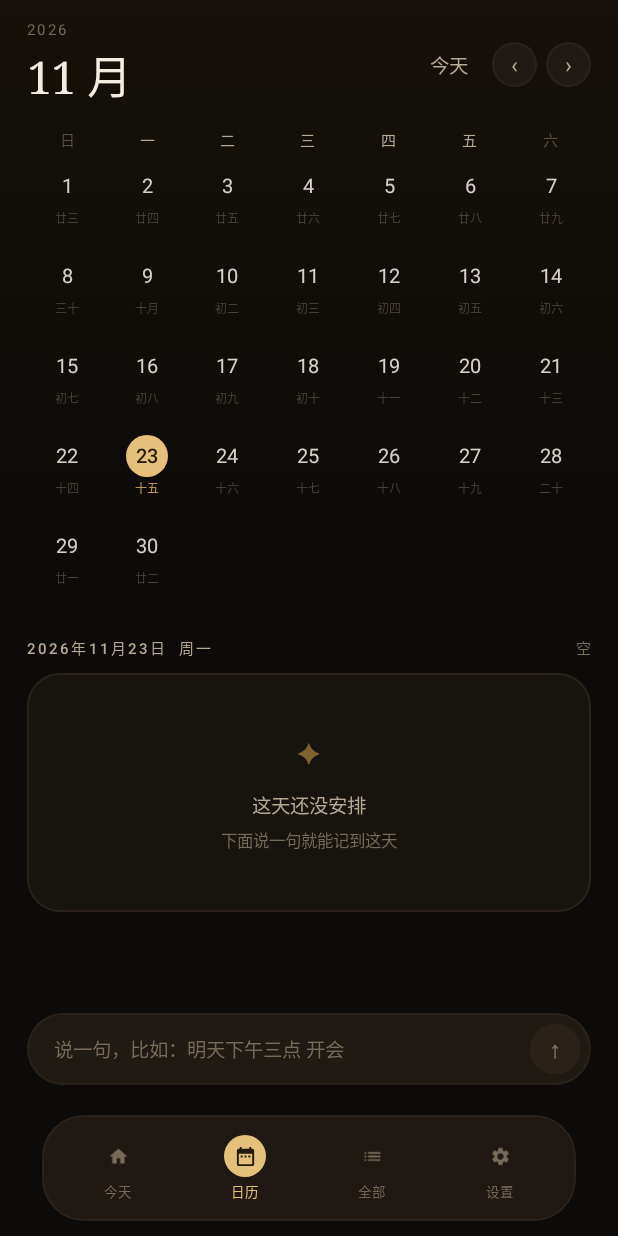
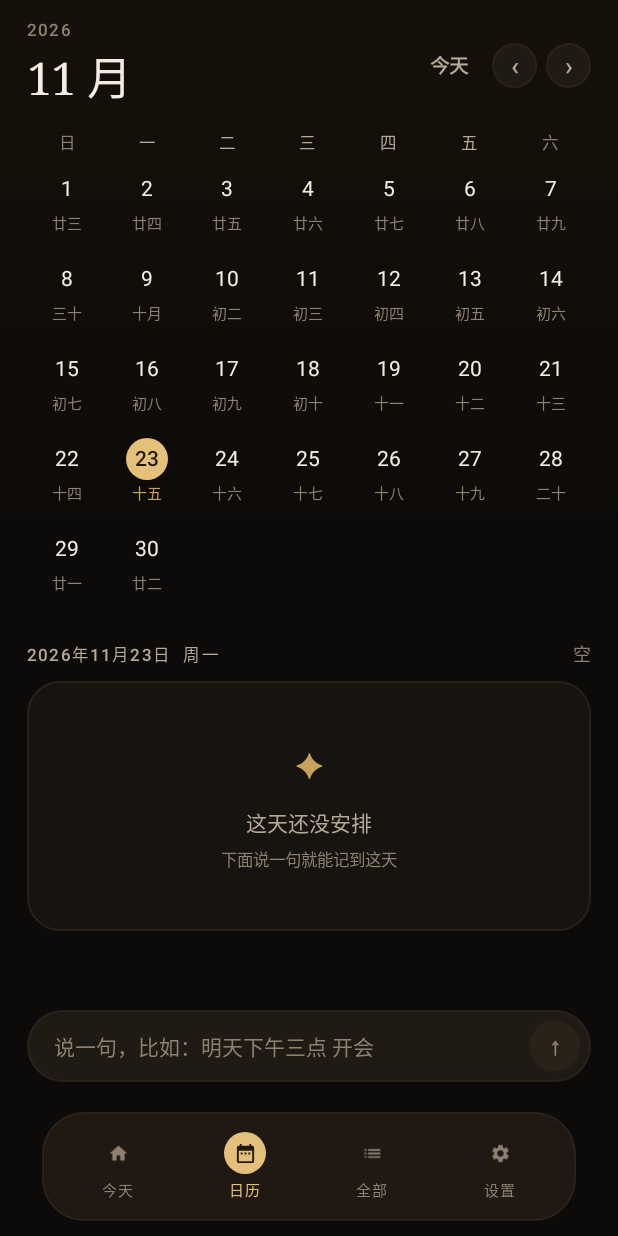
Before and after one commit to nimingzhe-ding/RecordEverything, an Android app built with Jetpack Compose: the screen it shows after launch (MainActivity), after a tap on "日历", on a phone screen of 412 x 824 dp. Run offline under Robolectric (Android 15) with nearby library versions, the phone set to English and light mode, and no system bars; 3 other taps on this screen came first.

Commit message:
2.1 可读性：字号收敛到 Type 尺度，弱色过 WCAG AA
- TextDim 由 #776B5A 提到 #8E8170：对比度 3.77/3.55/3.31 -> 5.17/4.86/4.53，三处全过 4.5:1
- 新增 Palette.Stroke #756656：勾选圈等控件边界从 1.2:1 提到 3.55/3.34/3.11，过 WCAG 1.4.11 的 3:1
- 字号从散落的 18 种收敛到 object Type 的 13 档，代码里不再写裸 fontSize
- 去掉全部文字色的 alpha 稀释（农历 8sp+55% 透明时对比度仅约 1.9:1）
- 分区标题 10sp -> 11sp、农历 8sp -> 10sp、底部导航 9sp -> 10sp
- 单测 10 例仍全绿

```diff
--- a/app/build.gradle.kts
+++ b/app/build.gradle.kts
@@ -11,8 +11,8 @@ android {
         applicationId = "me.nimingzhe.recordeverything"
         minSdk = 24
         targetSdk = 34
-        versionCode = 3
-        versionName = "2.0.0"
+        versionCode = 4
+        versionName = "2.1.0"
         vectorDrawables { useSupportLibrary = true }
     }
 
--- a/app/src/main/java/me/nimingzhe/recordeverything/MainActivity.kt
+++ b/app/src/main/java/me/nimingzhe/recordeverything/MainActivity.kt
@@ -46,7 +46,6 @@ import androidx.compose.ui.graphics.Brush
 import androidx.compose.ui.graphics.Color
 import androidx.compose.ui.text.font.FontWeight
 import androidx.compose.ui.unit.dp
-import androidx.compose.ui.unit.sp
 import androidx.lifecycle.viewmodel.compose.viewModel
 import me.nimingzhe.recordeverything.data.Todo
 import me.nimingzhe.recordeverything.ui.AllScreen
@@ -59,6 +58,7 @@ import me.nimingzhe.recordeverything.ui.RecordEverythingTheme
 import me.nimingzhe.recordeverything.ui.SettingsScreen
 import me.nimingzhe.recordeverything.ui.Tab
 import me.nimingzhe.recordeverything.ui.TodayScreen
+import me.nimingzhe.recordeverything.ui.Type
 
 class MainActivity : ComponentActivity() {
     override fun onCreate(savedInstanceState: Bundle?) {
@@ -233,9 +233,8 @@ private fun BottomPill(current: Tab, onSelect: (Tab) -> Unit) {
                     Text(
                         item.label,
                         color = if (selected) Palette.Gold else Palette.TextDim,
-                        fontSize = 9.sp,
-                        fontWeight = if (selected) FontWeight.Medium else FontWeight.Normal,
-                        letterSpacing = 0.6.sp
+                        style = Type.nav,
+                        fontWeight = if (selected) FontWeight.Medium else FontWeight.Normal
                     )
                 }
             }
--- a/app/src/main/java/me/nimingzhe/recordeverything/ui/CalendarScreen.kt
+++ b/app/src/main/java/me/nimingzhe/recordeverything/ui/CalendarScreen.kt
@@ -81,9 +81,8 @@ fun CalendarScreen(
                         Text(
                             w,
                             Modifier.weight(1f),
-                            color = if (i == 0 || i == 6) Palette.TextDim.copy(alpha = 0.7f) else Palette.TextMid,
-                            fontSize = 10.sp,
-                            letterSpacing = 0.5.sp,
+                            color = if (i == 0 || i == 6) Palette.TextDim else Palette.TextMid,
+                            style = Type.eyebrow,
                             textAlign = TextAlign.Center
                         )
                     }
@@ -118,7 +117,7 @@ fun CalendarScreen(
                             Text(
                                 if (list.isEmpty()) "空" else "${list.count { !it.done }} / ${list.size}",
                                 color = Palette.TextDim,
-                                fontSize = 10.sp
+                                style = Type.meta
                             )
                         }
                         Spacer(Modifier.height(9.dp))
@@ -175,21 +174,9 @@ private fun MonthHeader(
         verticalAlignment = Alignment.CenterVertically
     ) {
         Column {
-            Text(
-                "$year",
-                color = Palette.TextDim,
-                fontSize = 10.sp,
-                letterSpacing = 1.6.sp
-            )
+            Text("$year", color = Palette.TextDim, style = Type.eyebrow)
             Spacer(Modifier.height(2.dp))
-            Text(
-                "${month0 + 1} 月",
-                color = Palette.Text,
-                fontSize = 30.sp,
-                lineHeight = 34.sp,
-                fontFamily = FontFamily.Serif,
-                letterSpacing = (-0.5).sp
-            )
+            Text("${month0 + 1} 月", color = Palette.Text, style = Type.month)
         }
         Spacer(Modifier.weight(1f))
         GhostButton("今天", onClick = onToday)
@@ -210,7 +197,7 @@ private fun NavButton(label: String, onClick: () -> Unit) {
             .border(1.dp, Palette.Line, CircleShape)
             .clickable { onClick() },
         contentAlignment = Alignment.Center
-    ) { Text(label, color = Palette.TextMid, fontSize = 15.sp) }
+    ) { Text(label, color = Palette.TextMid, style = Type.title) }
 }
 
 @Composable
@@ -309,19 +296,17 @@ private fun DayCell(
                 color = when {
                     isSelected -> Color(0xFF231A0A)
                     isToday -> Palette.Gold
-                    else -> Palette.Text.copy(alpha = 0.88f)
+                    else -> Palette.Text
                 },
-                fontSize = 13.sp,
-                lineHeight = 15.sp,
+                style = Type.body,
                 fontWeight = if (isSelected || isToday) FontWeight.SemiBold else FontWeight.Normal
             )
         }
         Spacer(Modifier.height(1.dp))
         Text(
             Lunar.short(millis),
-            color = if (isSelected) Palette.GoldSoft else Palette.TextDim.copy(alpha = 0.55f),
-            fontSize = 8.sp,
-            lineHeight = 9.sp,
+            color = if (isSelected) Palette.GoldSoft else Palette.TextDim,
+            style = Type.lunar,
             maxLines = 1
         )
         Spacer(Modifier.height(3.dp))
--- a/app/src/main/java/me/nimingzhe/recordeverything/ui/Common.kt
+++ b/app/src/main/java/me/nimingzhe/recordeverything/ui/Common.kt
@@ -78,14 +78,7 @@ fun RowDivider(indent: Dp = 0.dp) {
 /** 小标题：字距拉开，全小写气质，用于"过期 / 今天 / 已做完"。 */
 @Composable
 fun Eyebrow(text: String, color: Color = Palette.TextDim, modifier: Modifier = Modifier) {
-    Text(
-        text,
-        modifier = modifier,
-        color = color,
-        fontSize = 10.sp,
-        fontWeight = FontWeight.Medium,
-        letterSpacing = 1.4.sp
-    )
+    Text(text, modifier = modifier, color = color, style = Type.eyebrow)
 }
 
 // ───────────────────────── 控件 ─────────────────────────
@@ -119,14 +112,13 @@ fun Chip(
         verticalAlignment = Alignment.CenterVertically
     ) {
         if (leading != null) {
-            Text(leading, fontSize = 10.sp)
+            Text(leading, style = Type.label, color = Palette.TextDim)
             Spacer(Modifier.width(5.dp))
         }
         Text(
             text,
             color = if (selected) Palette.Gold else Palette.TextMid,
-            fontSize = 12.sp,
-            fontWeight = if (selected) FontWeight.Medium else FontWeight.Normal,
+            style = if (selected) Type.labelStrong else Type.label,
             maxLines = 1
         )
     }
@@ -154,8 +146,7 @@ fun GoldButton(
         Text(
             text,
             color = if (enabled) Color(0xFF231A0A) else Palette.TextDim,
-            fontSize = 13.sp,
-            fontWeight = FontWeight.SemiBold
+            style = Type.button
         )
     }
 }
@@ -170,7 +161,7 @@ fun GhostButton(text: String, modifier: Modifier = Modifier, onClick: () -> Unit
             .clickable { onClick() }
             .padding(horizontal = 14.dp, vertical = 9.dp),
         color = Palette.TextMid,
-        fontSize = 13.sp
+        style = Type.button
     )
 }
 
@@ -225,7 +216,7 @@ fun CheckCircle(checked: Boolean, onClick: () -> Unit) {
         label = "checkFill"
     )
     val line by animateColorAsState(
-        if (checked) Palette.Gold else Palette.TextDim.copy(alpha = 0.45f),
+        if (checked) Palette.Gold else Palette.Stroke,
         tween(180),
         label = "checkLine"
     )
@@ -242,7 +233,7 @@ fun CheckCircle(checked: Boolean, onClick: () -> Unit) {
             visible = checked,
             enter = fadeIn(tween(120)) + scaleIn(spring(dampingRatio = 0.5f), initialScale = 0.4f)
         ) {
-            Text("✓", color = Color(0xFF231A0A), fontSize = 11.sp, fontWeight = FontWeight.Bold)
+            Text("✓", color = Color(0xFF231A0A), style = Type.caption, fontWeight = FontWeight.Bold)
         }
     }
 }
@@ -271,22 +262,12 @@ fun EmptyBlock(
             .padding(vertical = 40.dp),
         horizontalAlignment = Alignment.CenterHorizontally
     ) {
-        Text("✦", color = Palette.GoldDeep, fontSize = 18.sp)
+        Text("✦", color = Palette.GoldSoft, style = Type.screen)
         Spacer(Modifier.height(14.dp))
-        Text(
-            title,
-            color = Palette.TextMid,
-            fontSize = 13.sp,
-            textAlign = TextAlign.Center
-        )
+        Text(title, color = Palette.TextMid, style = Type.body, textAlign = TextAlign.Center)
         if (hint != null) {
             Spacer(Modifier.height(6.dp))
-            Text(
-                hint,
-                color = Palette.TextDim,
-                fontSize = 11.sp,
-                textAlign = TextAlign.Center
-            )
+            Text(hint, color = Palette.TextDim, style = Type.caption, textAlign = TextAlign.Center)
         }
     }
 }
--- a/app/src/main/java/me/nimingzhe/recordeverything/ui/QuickAdd.kt
+++ b/app/src/main/java/me/nimingzhe/recordeverything/ui/QuickAdd.kt
@@ -87,7 +87,7 @@ fun QuickAddBar(
                 onValueChange = { text = it },
                 modifier = Modifier.weight(1f),
                 singleLine = true,
-                textStyle = TextStyle(color = Palette.Text, fontSize = 14.sp),
+                textStyle = Type.body.copy(color = Palette.Text),
                 cursorBrush = SolidColor(Palette.Gold),
                 keyboardOptions = KeyboardOptions(imeAction = ImeAction.Send),
                 keyboardActions = KeyboardActions(onSend = {
@@ -99,7 +99,7 @@ fun QuickAddBar(
                 decorationBox = { inner ->
                     Box {
                         if (text.isEmpty()) {
-                            Text(hint, color = Palette.TextDim, fontSize = 13.sp, maxLines = 1)
+                            Text(hint, color = Palette.TextDim, style = Type.body, maxLines = 1)
                         }
                         inner()
                     }
@@ -125,7 +125,7 @@ fun QuickAddBar(
                 Text(
                     "↑",
                     color = if (active) Color(0xFF231A0A) else Palette.TextDim,
-                    fontSize = 16.sp,
+                    style = Type.title,
                     fontWeight = FontWeight.Bold
                 )
             }
@@ -165,7 +165,7 @@ fun DraftCard(
             value = draft.title,
             onValueChange = { onChange(draft.copy(title = it)) },
             modifier = Modifier.fillMaxWidth(),
-            textStyle = TextStyle(color = Palette.Text, fontSize = 17.sp, fontWeight = FontWeight.Medium),
+            textStyle = Type.title.copy(color = Palette.Text),
             cursorBrush = SolidColor(Palette.Gold)
         )
 
@@ -190,7 +190,7 @@ fun DraftCard(
                         "下周一" to Dates.addDays(today, 7)
                     ).forEach { (label, day) ->
                         DropdownMenuItem(
-                            text = { Text(label, fontSize = 13.sp) },
+                            text = { Text(label, style = Type.body) },
                             onClick = {
                                 menu = null
                                 onChange(draft.copy(due = day))
@@ -198,7 +198,7 @@ fun DraftCard(
                         )
                     }
                     DropdownMenuItem(
-                        text = { Text("不排期", fontSize = 13.sp) },
+                        text = { Text("不排期", style = Type.body) },
                         onClick = {
                             menu = null
                             onChange(draft.copy(due = null, time = null))
@@ -225,7 +225,7 @@ fun DraftCard(
                         "20:00" to 20 * 60
                     ).forEach { (label, m) ->
                         DropdownMenuItem(
-                            text = { Text(label, fontSize = 13.sp) },
+                            text = { Text(label, style = Type.body) },
                             onClick = {
                                 menu = null
                                 onChange(draft.copy(time = m, due = draft.due ?: today))
@@ -233,7 +233,7 @@ fun DraftCard(
                         )
                     }
                     DropdownMenuItem(
-                        text = { Text("不设时间", fontSize = 13.sp) },
+                        text = { Text("不设时间", style = Type.body) },
                         onClick = {
                             menu = null
                             onChange(draft.copy(time = null))
@@ -250,7 +250,7 @@ fun DraftCard(
                 ) {
                     Todo.GROUPS.forEach { g ->
                         DropdownMenuItem(
-                            text = { Text(g, fontSize = 13.sp) },
+                            text = { Text(g, style = Type.body) },
                             onClick = {
                                 menu = null
                                 onChange(draft.copy(group = g))
@@ -281,7 +281,7 @@ fun DraftCard(
                 Text(
                     "⚡ 重要",
                     color = if (draft.important) Palette.Gold else Palette.TextDim,
-                    fontSize = 12.sp
+                    style = Type.labelStrong
                 )
             }
             Spacer(Modifier.weight(1f))
--- a/app/src/main/java/me/nimingzhe/recordeverything/ui/Theme.kt
+++ b/app/src/main/java/me/nimingzhe/recordeverything/ui/Theme.kt
@@ -28,6 +28,12 @@ object Palette {
     val SurfaceHi = Color(0xFF201A14)
     val SurfaceMax = Color(0xFF2A2219)
     val Line = Color(0xFF2A221A)
+    /**
+     * 未选中态控件的描边。比 Line 亮一档：Line 只做卡片边与分隔线，
+     * 而勾选圈这类"要能看出是个控件"的边界需要 3:1（WCAG 1.4.11），
+     * 这个值在三个底色上是 3.55 / 3.34 / 3.11。
+     */
+    val Stroke = Color(0xFF756656)
     val LineSoft = Color(0xFF221C15)
 
     val Gold = Color(0xFFE5C07A)
@@ -36,7 +42,7 @@ object Palette {
 
     val Text = Color(0xFFF3ECE0)
     val TextMid = Color(0xFFB6A996)
-    val TextDim = Color(0xFF776B5A)
+    val TextDim = Color(0xFF8E8170)
 
     val Danger = Color(0xFFD8735F)
     val Success = Color(0xFF6FB57C)
@@ -68,49 +74,73 @@ private val Colors = darkColorScheme(
 )
 
 /**
- * 字体层级。日期与月份用衬线（Android 上是 Noto Serif CJK），
- * 让"今天"这种大标题有一点编辑部气质；正文保持无衬线，密度优先。
+ * 文字尺度。
+ *
+ * 全 App 只有这九档，任何 Text 都必须从这里取，不再写裸 fontSize——
+ * 上一版散落了 18 种字号（8/10/11/12/13/14/14.5/15/16/17/18/19/24/26/30/40/44/62），
+ * 其中 8sp 在高密度屏上几乎不可读、14.5sp 是手滑。
+ *
+ * 衬线只给三类"主角"：日期、月份、统计数字。其余全部无衬线。
  */
+object Type {
+    /** 今天页的日号。整个界面唯一的 60+ 字号。 */
+    val display = TextStyle(
+        fontFamily = FontFamily.Serif, fontSize = 62.sp, lineHeight = 68.sp,
+        fontWeight = FontWeight.Normal, letterSpacing = (-2).sp
+    )
+    /** 「全部」页的计数。 */
+    val number = TextStyle(
+        fontFamily = FontFamily.Serif, fontSize = 40.sp, lineHeight = 44.sp,
+        fontWeight = FontWeight.Normal, letterSpacing = (-1).sp
+    )
+    /** 日历页的月份。 */
+    val month = TextStyle(
+        fontFamily = FontFamily.Serif, fontSize = 30.sp, lineHeight = 34.sp,
+        fontWeight = FontWeight.Normal, letterSpacing = (-0.5).sp
+    )
+    /** 设置页的统计数字。 */
+    val stat = TextStyle(
+        fontFamily = FontFamily.Serif, fontSize = 22.sp, lineHeight = 26.sp,
+        fontWeight = FontWeight.Normal
+    )
+
+    /** 页面主标题（设置页）。 */
+    val screen = TextStyle(fontSize = 22.sp, lineHeight = 28.sp, fontWeight = FontWeight.Medium)
+    /** 草稿卡标题这类"正在输入的东西"。 */
+    val title = TextStyle(fontSize = 17.sp, lineHeight = 24.sp, fontWeight = FontWeight.Medium)
+    /** 列表行标题、正文。 */
+    val body = TextStyle(fontSize = 14.sp, lineHeight = 21.sp)
+    /** 一行里的第二层信息：日期、分组、备注。 */
+    val meta = TextStyle(fontSize = 12.sp, lineHeight = 17.sp)
+    /** 最弱的一层：说明文字、页脚。 */
+    val caption = TextStyle(fontSize = 11.sp, lineHeight = 15.sp)
+    /** 分区标题：字距拉开的全宽小字。11sp 而不是 10sp，小屏上才站得住。 */
+    val eyebrow = TextStyle(
+        fontSize = 11.sp, lineHeight = 14.sp,
+        fontWeight = FontWeight.Medium, letterSpacing = 1.5.sp
+    )
+    /** 日历格子里那行农历。上一版是 8sp + 55% 透明，对比度只有 1.9:1，等于看不见。 */
+    val lunar = TextStyle(fontSize = 10.sp, lineHeight = 12.sp)
+
+    /** 底部导航的文字。上一版 9sp，是这套界面里最小的字，读起来费劲。 */
+    val nav = TextStyle(fontSize = 10.sp, lineHeight = 13.sp, letterSpacing = 0.4.sp)
+
+    /** 胶囊、按钮。 */
+    val label = TextStyle(fontSize = 12.sp, lineHeight = 16.sp)
+    val labelStrong = TextStyle(fontSize = 12.sp, lineHeight = 16.sp, fontWeight = FontWeight.Medium)
+    val button = TextStyle(fontSize = 13.sp, lineHeight = 18.sp, fontWeight = FontWeight.SemiBold)
+}
+
+/** M3 的 typography 也指向同一套，避免两套字号体系打架。 */
 private val AppTypography = Typography(
-    displayLarge = TextStyle(
-        fontFamily = FontFamily.Serif,
-        fontSize = 44.sp,
-        lineHeight = 48.sp,
-        fontWeight = FontWeight.Normal,
-        letterSpacing = (-1).sp,
-        color = Palette.Text
-    ),
-    displaySmall = TextStyle(
-        fontFamily = FontFamily.Serif,
-        fontSize = 26.sp,
-        lineHeight = 32.sp,
-        fontWeight = FontWeight.Normal,
-        letterSpacing = (-0.5).sp,
-        color = Palette.Text
-    ),
-    titleLarge = TextStyle(
-        fontSize = 19.sp,
-        lineHeight = 26.sp,
-        fontWeight = FontWeight.SemiBold,
-        letterSpacing = 0.2.sp,
-        color = Palette.Text
-    ),
-    titleMedium = TextStyle(
-        fontSize = 15.sp,
-        lineHeight = 22.sp,
-        fontWeight = FontWeight.Medium,
-        color = Palette.Text
-    ),
-    bodyLarge = TextStyle(fontSize = 15.sp, lineHeight = 23.sp, color = Palette.Text),
-    bodyMedium = TextStyle(fontSize = 13.sp, lineHeight = 20.sp, color = Palette.TextMid),
-    bodySmall = TextStyle(fontSize = 11.sp, lineHeight = 16.sp, color = Palette.TextDim),
-    labelSmall = TextStyle(
-        fontSize = 10.sp,
-        lineHeight = 14.sp,
-        fontWeight = FontWeight.Medium,
-        letterSpacing = 1.2.sp,
-        color = Palette.TextDim
-    )
+    displayLarge = Type.display,
+    displaySmall = Type.month,
+    titleLarge = Type.screen,
+    titleMedium = Type.title,
+    bodyLarge = Type.body,
+    bodyMedium = Type.meta,
+    bodySmall = Type.caption,
+    labelSmall = Type.eyebrow
 )
 
 @Composable
--- a/app/src/main/java/me/nimingzhe/recordeverything/ui/TodayScreen.kt
+++ b/app/src/main/java/me/nimingzhe/recordeverything/ui/TodayScreen.kt
@@ -189,24 +189,16 @@ private fun DateHero(now: Long, open: Int, done: Int, over: Int, progress: Float
             Text(
                 if (done + open == 0) "—" else "${(progress * 100).toInt()}%",
                 color = Palette.TextMid,
-                fontSize = 11.sp
+                style = Type.meta
             )
         }
         Spacer(Modifier.height(10.dp))
-        Text(
-            day.toString(),
-            color = Palette.Text,
-            fontSize = 62.sp,
-            lineHeight = 66.sp,
-            fontFamily = FontFamily.Serif,
-            fontWeight = FontWeight.Normal,
-            letterSpacing = (-2).sp
-        )
+        Text(day.toString(), color = Palette.Text, style = Type.display)
         Spacer(Modifier.height(2.dp))
         Text(
             summary(open = open, done = done, over = over),
             color = Palette.TextMid,
-            fontSize = 12.sp
+            style = Type.meta
         )
     }
 }
--- a/app/src/main/java/me/nimingzhe/recordeverything/ui/TodoRow.kt
+++ b/app/src/main/java/me/nimingzhe/recordeverything/ui/TodoRow.kt
@@ -83,8 +83,7 @@ fun TodoRow(
                 Text(
                     todo.title,
                     color = if (todo.done) Palette.TextDim else Palette.Text,
-                    fontSize = 14.5.sp,
-                    lineHeight = 21.sp,
+                    style = Type.body,
                     fontWeight = if (highlight) FontWeight.Medium else FontWeight.Normal,
                     textDecoration = if (todo.done) TextDecoration.LineThrough else TextDecoration.None,
                     maxLines = 2,
@@ -100,8 +99,8 @@ fun TodoRow(
                     Spacer(Modifier.height(4.dp))
                     Text(
                         meta,
-                        color = if (overdue) Palette.Danger.copy(alpha = 0.85f) else Palette.TextDim,
-                        fontSize = 11.sp,
+                        color = if (overdue) Palette.Danger else Palette.TextDim,
+                        style = Type.meta,
                         maxLines = 1,
                         overflow = TextOverflow.Ellipsis
                     )
@@ -116,7 +115,7 @@ fun TodoRow(
                             .clickable { menu = true },
                         contentAlignment = Alignment.Center
                     ) {
-                        Text("⋯", color = Palette.TextDim.copy(alpha = 0.8f), fontSize = 15.sp)
+                        Text("⋯", color = Palette.TextDim, style = Type.title)
                     }
                     DropdownMenu(
                         expanded = menu,
@@ -141,7 +140,7 @@ private fun MenuItem(text: String, danger: Boolean = false, onClick: () -> Unit)
         text = {
             Text(
                 text,
-                fontSize = 13.sp,
+                style = Type.body,
                 color = if (danger) Palette.Danger else Palette.Text
             )
         },
@@ -163,16 +162,14 @@ fun SectionTitle(
             .padding(start = 4.dp, end = 4.dp, top = 22.dp, bottom = 9.dp),
         verticalAlignment = Alignment.CenterVertically
     ) {
-        Text(
-            title,
-            color = accent,
-            fontSize = 10.sp,
-            fontWeight = FontWeight.Medium,
-            letterSpacing = 1.6.sp
-        )
+        Text(title, color = accent, style = Type.eyebrow)
         if (count != null) {
             Spacer(Modifier.width(7.dp))
-            Text("$count", color = accent.copy(alpha = 0.6f), fontSize = 10.sp, letterSpacing = 1.sp)
+            Text(
+                "$count",
+                color = if (accent == Palette.TextDim) Palette.TextDim else accent,
+                style = Type.eyebrow
+            )
         }
         Spacer(Modifier.weight(1f))
     }
```
Also changed, not shown: app/src/main/java/me/nimingzhe/recordeverything/ui/AllScreen.kt (+5 -17 lines), app/src/main/java/me/nimingzhe/recordeverything/ui/EditDialog.kt (+8 -18 lines), app/src/main/java/me/nimingzhe/recordeverything/ui/SettingsScreen.kt (+20 -33 lines), 6 other files.
